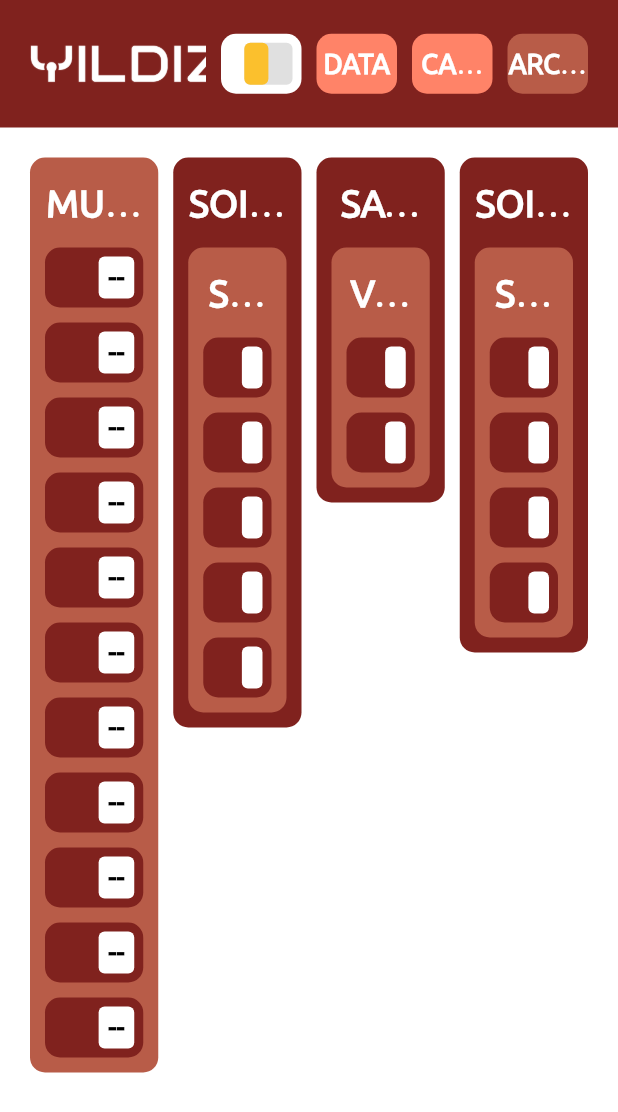
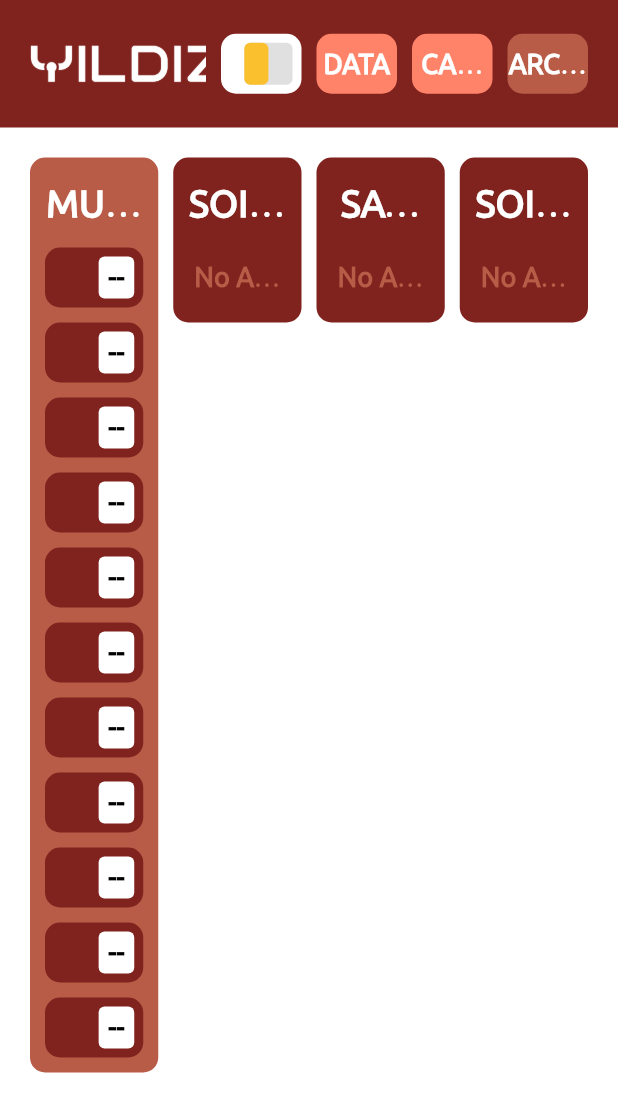
Before and after one commit to aliemrenebiler/Yildiz_Rover_UI, a Flutter app: the DataScreen screen opened by its route, after a tap on "CAMERA", after a tap on "ARCHIVE", on a phone screen of 412 x 824 dp. Shown: the top 1112 px of the screen. Run offline on Flutter 3.47's test engine with Material 2 defaults, Android fonts, the phone set to English and light mode, and no system bars; our stand-ins replace page_transition, syncfusion_flutter_charts; missing offline and left inert: easy_web_view; network calls fail; project files that could hold a hidden picture were left out.

Commit message:
lots of fixes mostly about saving data to archive

```diff
--- a/lib/backend/classes.dart
+++ b/lib/backend/classes.dart
@@ -118,7 +118,7 @@ class Soil {
 class SoilWeight {
   int? id;
   DateTime? date;
-  List<double> weights;
+  List<dynamic> weights;
   SoilWeight({
     this.id,
     this.date,
--- a/lib/backend/methods/saving_methods.dart
+++ b/lib/backend/methods/saving_methods.dart
@@ -5,29 +5,9 @@ List<Gas> gasChartData = [];
 
 // ARCHIVE PAGE DATA
 int sampleAmount = 0;
-List<Soil> soilSamples = [
-  Soil(
-    id: 1,
-    temperature: 1,
-    n: 2,
-    p: 3,
-    k: 4,
-  ),
-];
-List<SoilWeight> weightSamples = [
-  SoilWeight(
-    id: 1,
-    date: DateTime.now(),
-    weights: [23.7, 96.4, 9485948],
-  ),
-];
-List<Voltage> savedVoltages = [
-  Voltage(
-    id: 1,
-    date: DateTime.now(),
-    voltage: 27.034,
-  ),
-];
+List<Soil> soilSamples = [];
+List<SoilWeight> weightSamples = [];
+List<Voltage> savedVoltages = [];
 Gas avrgGas = Gas(
   id: 0,
   c3h8: 0,
--- a/lib/screens/archivescreen.dart
+++ b/lib/screens/archivescreen.dart
@@ -25,6 +25,7 @@ class _ArchiveScreenState extends State<ArchiveScreen> {
   void initState() {
     super.initState();
     graphLayoutIndex = 0;
+    refresh();
   }
 
   @override
@@ -152,10 +153,10 @@ class DynamicDataBox extends StatelessWidget {
                 builder: (context, snapshot) {
                   String dataBoxText;
                   if (snapshot.hasData) {
-                    if (double.tryParse(value) != null) {
+                    if (double.tryParse(value.toString()) != null) {
                       dataBoxText = double.parse(value).toStringAsFixed(3);
                     } else {
-                      dataBoxText = value;
+                      dataBoxText = value.toString();
                     }
                   } else {
                     dataBoxText = '--';
@@ -192,10 +193,10 @@ class StaticDataBox extends StatelessWidget {
   @override
   Widget build(BuildContext context) {
     String dataBoxText;
-    if (double.tryParse(value) != null) {
+    if (double.tryParse(value.toString()) != null) {
       dataBoxText = double.parse(value).toStringAsFixed(3);
     } else {
-      dataBoxText = value;
+      dataBoxText = value.toString();
     }
     return Container(
       alignment: Alignment.center,
@@ -419,7 +420,7 @@ class SampleBox extends StatelessWidget {
             child: StaticDataBox(
               name: 'Time',
               value:
-                  "${weightSamples[sample].date!.hour}:${weightSamples[sample].date!.minute}:${weightSamples[sample].date!.second}",
+                  "${soilSamples[sample].date!.hour}:${soilSamples[sample].date!.minute}:${soilSamples[sample].date!.second}",
             ),
           ),
           Container(
@@ -493,6 +494,8 @@ class AllSamplesBox extends StatelessWidget {
               if (soilSamples.isEmpty)
                 Container(
                   margin: const EdgeInsets.all(5),
+                  alignment: Alignment.center,
+                  height: 40,
                   child: Text(
                     "No Avaliabe Sample",
                     textAlign: TextAlign.center,
@@ -587,7 +590,7 @@ class AllVoltagesBox extends StatelessWidget {
         borderRadius: BorderRadius.all(Radius.circular(roverRadiusL)),
       ),
       child: StreamBuilder<Object>(
-        stream: soilStream,
+        stream: voltageStream,
         builder: (context, snapshot) {
           return Column(
             mainAxisAlignment: MainAxisAlignment.center,
@@ -607,9 +610,11 @@ class AllVoltagesBox extends StatelessWidget {
                   ),
                 ),
               ),
-              if (soilSamples.isEmpty)
+              if (savedVoltages.isEmpty)
                 Container(
                   margin: const EdgeInsets.all(5),
+                  alignment: Alignment.center,
+                  height: 40,
                   child: Text(
                     "No Avaliabe Sample",
                     textAlign: TextAlign.center,
@@ -622,7 +627,7 @@ class AllVoltagesBox extends StatelessWidget {
                   ),
                 )
               else
-                for (int i = 0; i < soilSamples.length; i++)
+                for (int i = 0; i < savedVoltages.length; i++)
                   Container(
                     margin: const EdgeInsets.all(5),
                     child: VoltageBox(sample: i),
@@ -725,9 +730,11 @@ class AllWeightsBox extends StatelessWidget {
                   ),
                 ),
               ),
-              if (soilSamples.isEmpty)
+              if (weightSamples.isEmpty)
                 Container(
                   margin: const EdgeInsets.all(5),
+                  alignment: Alignment.center,
+                  height: 40,
                   child: Text(
                     "No Avaliabe Sample",
                     textAlign: TextAlign.center,
--- a/lib/screens/datascreen.dart
+++ b/lib/screens/datascreen.dart
@@ -256,9 +256,11 @@ class SaveDataButton extends StatelessWidget {
                   SoilWeight newWeight = SoilWeight.fromJson(
                     snapshot.data as Map<String, dynamic>,
                   );
-                  newWeight.id = weightSamples.length + 1;
-                  newWeight.date = DateTime.now();
-                  weightSamples.add(newWeight);
+                  if (newWeight.weights.isNotEmpty) {
+                    newWeight.id = weightSamples.length + 1;
+                    newWeight.date = DateTime.now();
+                    weightSamples.add(newWeight);
+                  }
                 } else if (data == 'voltage') {
                   Voltage newVoltage = Voltage.fromJson(
                     snapshot.data as Map<String, dynamic>,
@@ -367,14 +369,10 @@ class PitchRollBox extends StatelessWidget {
                     if (snapshot.hasData) {
                       Map<String, dynamic> newData =
                           snapshot.data! as Map<String, dynamic>;
-                      dataDoubleValue = double.parse(newData[value]);
-                      dataBoxText = ((2 *
-                                  (dataDoubleValue - minValue) /
-                                  (maxValue - minValue)) -
-                              1)
-                          .toString();
+                      dataDoubleValue = double.parse(newData[value].toString());
+                      dataBoxText = dataDoubleValue.toString();
                     } else {
-                      dataDoubleValue = 50;
+                      dataDoubleValue = maxValue / 2 + minValue / 2;
                       dataBoxText = '--';
                     }
                     return Row(
@@ -475,13 +473,13 @@ class StatusBox extends StatelessWidget {
               ),
             ),
           ),
-          Container(
-            margin: const EdgeInsets.all(5),
-            child: DataBox(
-              stream: statusStream,
-              value: 'status_number',
-            ),
-          ),
+          // Container(
+          //   margin: const EdgeInsets.all(5),
+          //   child: DataBox(
+          //     stream: statusStream,
+          //     value: 'status_number',
+          //   ),
+          // ),
           Row(
             mainAxisAlignment: MainAxisAlignment.center,
             crossAxisAlignment: CrossAxisAlignment.center,
@@ -494,8 +492,8 @@ class StatusBox extends StatelessWidget {
                     stream: statusStream,
                     value: 'pitch',
                     image: 'assets/sparkle_left.png',
-                    maxValue: 100,
-                    minValue: 0,
+                    maxValue: 1,
+                    minValue: -1,
                   ),
                 ),
               ),
@@ -507,39 +505,39 @@ class StatusBox extends StatelessWidget {
                     stream: statusStream,
                     value: 'roll',
                     image: 'assets/sparkle_back.png',
-                    maxValue: 100,
-                    minValue: 0,
+                    maxValue: 1,
+                    minValue: -1,
                   ),
                 ),
               ),
             ],
           ),
-          Row(
-            mainAxisAlignment: MainAxisAlignment.center,
-            crossAxisAlignment: CrossAxisAlignment.center,
-            children: [
-              Expanded(
-                child: Container(
-                  margin: const EdgeInsets.all(5),
-                  child: DataBox(
-                    name: 'X Coord.',
-                    stream: statusStream,
-                    value: 'x',
-                  ),
-                ),
-              ),
-              Expanded(
-                child: Container(
-                  margin: const EdgeInsets.all(5),
-                  child: DataBox(
-                    name: 'Y Coord.',
-                    stream: statusStream,
-                    value: 'y',
-                  ),
-                ),
-              ),
-            ],
-          ),
+          // Row(
+          //   mainAxisAlignment: MainAxisAlignment.center,
+          //   crossAxisAlignment: CrossAxisAlignment.center,
+          //   children: [
+          //     Expanded(
+          //       child: Container(
+          //         margin: const EdgeInsets.all(5),
+          //         child: DataBox(
+          //           name: 'X Coord.',
+          //           stream: statusStream,
+          //           value: 'x',
+          //         ),
+          //       ),
+          //     ),
+          //     Expanded(
+          //       child: Container(
+          //         margin: const EdgeInsets.all(5),
+          //         child: DataBox(
+          //           name: 'Y Coord.',
+          //           stream: statusStream,
+          //           value: 'y',
+          //         ),
+          //       ),
+          //     ),
+          //   ],
+          // ),
           Row(
             mainAxisAlignment: MainAxisAlignment.center,
             crossAxisAlignment: CrossAxisAlignment.center,
@@ -919,7 +917,7 @@ class VoltageBox extends StatelessWidget {
             margin: const EdgeInsets.all(5),
             height: 40,
             child: Text(
-              'VOLTAGE',
+              'PANEL VOLTAGE',
               textAlign: TextAlign.center,
               overflow: TextOverflow.ellipsis,
               style: TextStyle(
```
